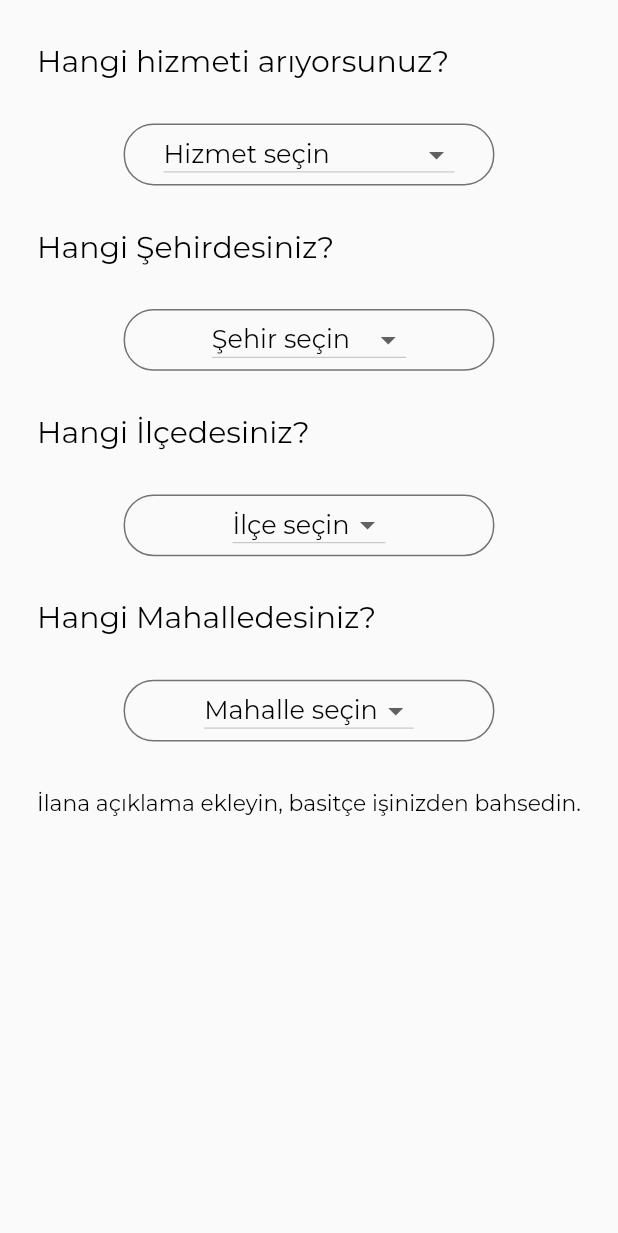
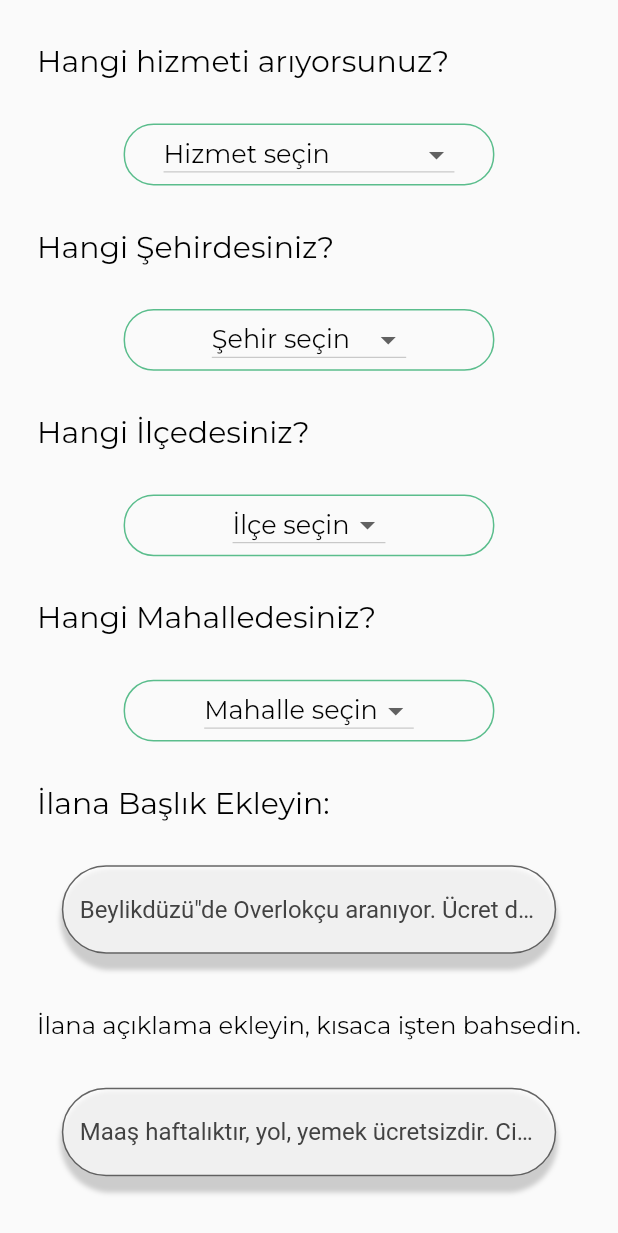
Before and after one commit to Soner97/tekstilApp, a Flutter app: the ServiceAD screen opened directly, on a phone screen of 412 x 824 dp. Shown: the top 1233 px of the screen. Run offline on Flutter 3.47's test engine with Material 2 defaults, Android fonts, the phone set to English and light mode, and no system bars; our stand-ins replace curved_navigation_bar, google_fonts, toggle_switch; missing offline and left inert: grouped_buttons.

Commit message:
designed the service ad page. Some bug fixes and performance improvements.

```diff
--- a/lib/core/components/colors.dart
+++ b/lib/core/components/colors.dart
@@ -1,8 +1,7 @@
 import 'package:flutter/material.dart';
 
 class Colorsx {
-  static const Color mainColor = const Color(0x8A000000);
+  //static const Color mainColor = const Color(0x8A000000);
   //static const Color whiteX = const Color(0xFFFFFFFF);
-  //static const Color mainColor = const Color(0xff5ABD8C);
-
+  static const Color mainColor = const Color(0xff5ABD8C);
 }
--- a/lib/core/components/context_extension.dart
+++ b/lib/core/components/context_extension.dart
@@ -16,6 +16,8 @@ extension PaddingExtension on BuildContext {
       EdgeInsets.symmetric(horizontal: dynamicWidth(0.02));
   EdgeInsets get paddingHorizontalHigh =>
       EdgeInsets.symmetric(horizontal: dynamicWidth(0.2));
+  EdgeInsets get paddingHorizontalMedium =>
+      EdgeInsets.symmetric(horizontal: dynamicWidth(0.1));
   EdgeInsets get paddingVertical =>
       EdgeInsets.symmetric(vertical: dynamicHeight(0.02));
 }
--- /dev/null
+++ b/lib/core/components/textfield.dart
@@ -0,0 +1,42 @@
+import 'package:flutter/material.dart';
+import 'package:tekstilcim/core/components/context_extension.dart';
+
+class TextFieldWidget extends StatelessWidget {
+  final String hint;
+
+  const TextFieldWidget({Key key, this.hint}) : super(key: key);
+
+  @override
+  Widget build(BuildContext context) {
+    return Container(
+      height: context.dynamicHeight(0.08),
+      decoration: BoxDecoration(
+        borderRadius: BorderRadius.all(
+          Radius.circular(40),
+        ),
+        boxShadow: [
+          BoxShadow(
+            color: Colors.grey.withOpacity(0.5),
+            spreadRadius: 1,
+            blurRadius: 2,
+            offset: Offset(0, 3),
+            // changes position of shadow
+          ),
+        ],
+      ),
+      margin: context.paddingHorizontalMedium,
+      child: new TextField(
+        decoration: new InputDecoration(
+            border: new OutlineInputBorder(
+              borderRadius: const BorderRadius.all(
+                const Radius.circular(40.0),
+              ),
+            ),
+            filled: true,
+            hintStyle: new TextStyle(color: Colors.grey[800]),
+            hintText: ("$hint"),
+            fillColor: Colors.white70),
+      ),
+    );
+  }
+}
--- a/lib/ui/post_page/service_ad.dart
+++ b/lib/ui/post_page/service_ad.dart
@@ -3,6 +3,7 @@ import 'package:tekstilcim/core/components/colors.dart';
 import 'package:tekstilcim/core/components/dropdown_button.dart';
 import 'package:tekstilcim/core/components/text.dart';
 import 'package:tekstilcim/core/components/context_extension.dart';
+import 'package:tekstilcim/core/components/textfield.dart';
 
 class ServiceAD extends StatefulWidget {
   @override
@@ -232,12 +233,42 @@ class _ServiceADState extends State<ServiceAD> {
           width: context.dynamicWidth(0.1),
           padding: context.paddingHigh,
           child: Row(
+            children: [Expanded(child: LabelText('İlana Başlık Ekleyin:'))],
+          ),
+        ),
+        Container(
+          child: TextFieldWidget(
+            hint: 'Beylikdüzü"de Overlokçu aranıyor. Ücret dolgun.',
+          ),
+        ),
+        Container(
+          height: context.dynamicHeight(0.1),
+          width: context.dynamicWidth(0.1),
+          padding: context.paddingHigh,
+          child: Row(
             children: [
               Expanded(
                   child: FittedBox(
-                child: LabelText(
-                    'İlana açıklama ekleyin, basitçe işinizden bahsedin.'),
+                child:
+                    LabelText('İlana açıklama ekleyin, kısaca işten bahsedin.'),
               ))
+            ],
+          ),
+        ),
+        Container(
+          child: TextFieldWidget(
+            hint:
+                'Maaş haftalıktır, yol, yemek ücretsizdir. Ciddi düşünenler arasın.',
+          ),
+        ),
+        Container(
+          height: context.dynamicHeight(0.1),
+          width: context.dynamicWidth(0.1),
+          padding: context.paddingHigh,
+          child: Row(
+            children: [
+              Expanded(
+                  child: LabelText('Son olarak ilana bir fotoğraf ekleyin.'))
             ],
           ),
         ),
```
Also changed, not shown: lib/core/components/image_area.dart (added, +34 -0 lines).
